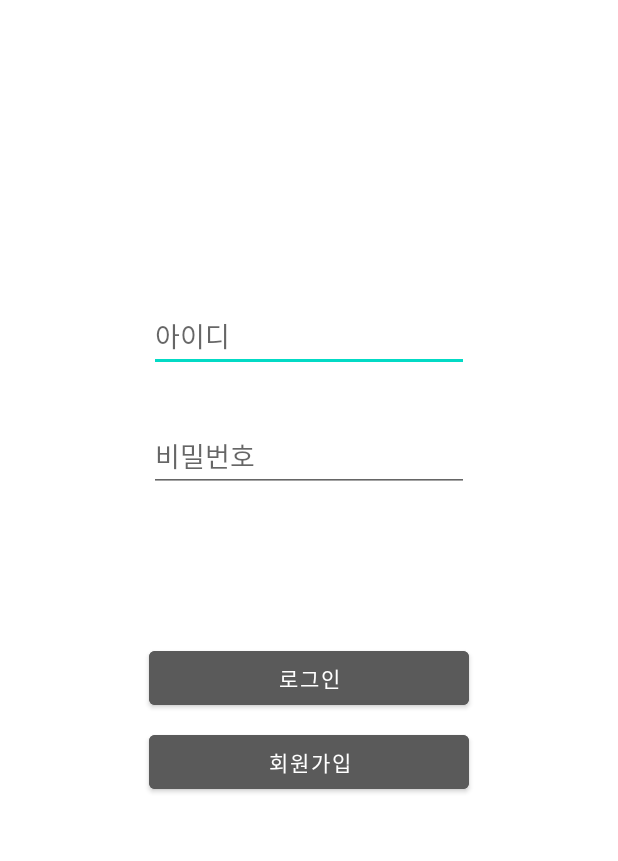
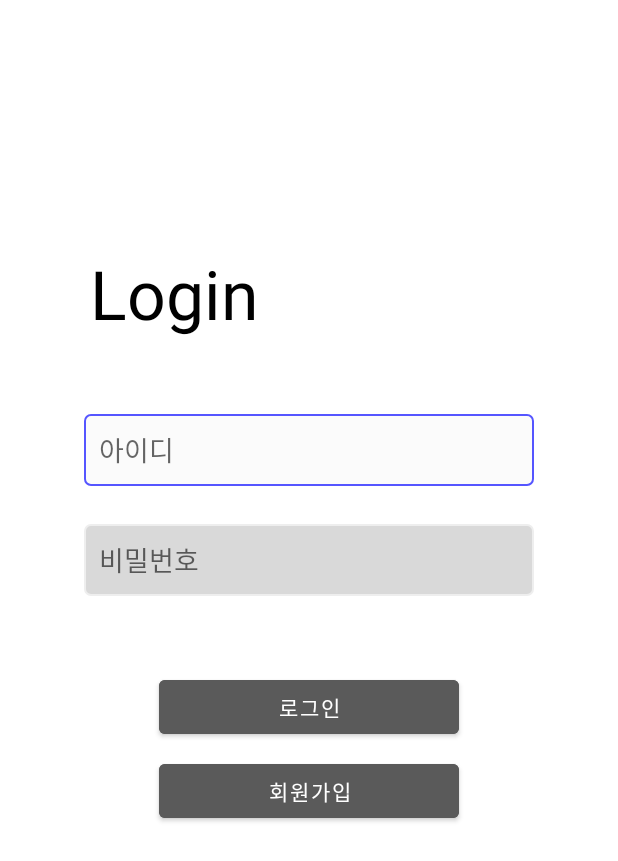
Before and after one commit to seo-00/Cage-Android, an Android app: the screen it shows after launch (loginActivity), on a phone screen of 412 x 824 dp. Shown: the top 861 px of the screen. Run offline under Robolectric (Android 15) with nearby library versions, the phone set to English and light mode, and no system bars; our stand-ins replace Volley.

Commit message:
update login design

```diff
--- /dev/null
+++ b/app/src/main/res/drawable/design_edit_text.xml
@@ -0,0 +1,25 @@
+<?xml version="1.0" encoding="utf-8"?>
+<selector xmlns:android="http://schemas.android.com/apk/res/android">
+    <item android:state_focused="true">
+        <shape xmlns:android="http://schemas.android.com/apk/res/android" android:shape="rectangle">
+            <stroke
+                android:width="1dp"
+                android:color="#5555FF" />
+            <corners android:radius="4dp"/>
+            <solid
+                android:color="@color/state_false_gray" />
+        </shape>
+    </item>
+
+
+    <item android:state_focused="false">
+        <shape xmlns:android="http://schemas.android.com/apk/res/android" android:shape="rectangle">
+            <stroke
+                android:width="1dp"
+                android:color="#EEEEEE" />
+            <corners android:radius="4dp"/>
+            <solid
+                android:color="@color/et_gray" />
+        </shape>
+    </item>
+</selector>
--- a/app/src/main/res/layout/activity_login.xml
+++ b/app/src/main/res/layout/activity_login.xml
@@ -3,54 +3,69 @@
     xmlns:app="http://schemas.android.com/apk/res-auto"
     xmlns:tools="http://schemas.android.com/tools"
     android:layout_width="match_parent"
-    android:layout_height="match_parent"
-    tools:context=".loginActivity">
+    android:layout_height="match_parent">
+
+    <TextView
+        android:id="@+id/tv_login"
+        android:layout_width="wrap_content"
+        android:layout_height="wrap_content"
+        android:textSize="45sp"
+        android:text="@string/login_en"
+        android:textColor="@color/black"
+        app:layout_constraintTop_toTopOf="parent"
+        app:layout_constraintStart_toStartOf="parent"
+        android:layout_marginTop="165dp"
+        android:layout_marginStart="60dp" />
 
     <EditText
         android:id="@+id/et_id"
-        android:layout_width="wrap_content"
+        android:layout_width="300dp"
         android:layout_height="wrap_content"
-        android:layout_marginStart="8dp"
-        android:layout_marginTop="200dp"
-        android:layout_marginEnd="8dp"
+        android:layout_marginTop="50dp"
+        android:background="@drawable/design_edit_text"
         android:ems="10"
-        android:hint="아이디"
+        android:hint="@string/id"
         android:inputType="textPersonName"
+        android:minHeight="48dp"
+        android:padding="10dp"
         app:layout_constraintEnd_toEndOf="parent"
         app:layout_constraintStart_toStartOf="parent"
-        app:layout_constraintTop_toTopOf="parent" />
+        app:layout_constraintTop_toBottomOf="@id/tv_login" />
 
     <EditText
         android:id="@+id/et_pw"
-        android:layout_width="wrap_content"
+        android:layout_width="300dp"
         android:layout_height="wrap_content"
-        android:layout_marginTop="32dp"
+        android:layout_marginTop="25dp"
+        android:background="@drawable/design_edit_text"
         android:ems="10"
-        android:hint="비밀번호"
+        android:hint="@string/pw"
         android:inputType="textPersonName"
+        android:minHeight="48dp"
+        android:padding="10dp"
         app:layout_constraintEnd_toEndOf="@+id/et_id"
         app:layout_constraintStart_toStartOf="@+id/et_id"
         app:layout_constraintTop_toBottomOf="@+id/et_id" />
 
     <Button
         android:id="@+id/btn_login"
-        android:layout_width="0dp"
+        android:layout_width="200dp"
         android:layout_height="wrap_content"
-        android:layout_marginTop="100dp"
-        android:backgroundTint="#5A5A5A"
-        android:text="로그인"
-        app:layout_constraintEnd_toEndOf="@+id/et_pw"
-        app:layout_constraintStart_toStartOf="@+id/et_pw"
+        android:layout_marginTop="50dp"
+        android:backgroundTint="@color/btn_gray"
+        android:text="@string/login"
+        app:layout_constraintEnd_toEndOf="parent"
+        app:layout_constraintStart_toStartOf="parent"
         app:layout_constraintTop_toBottomOf="@+id/et_pw" />
 
     <Button
         android:id="@+id/btn_register"
-        android:layout_width="0dp"
+        android:layout_width="200dp"
         android:layout_height="wrap_content"
         android:layout_marginTop="8dp"
-        android:backgroundTint="#5A5A5A"
-        android:text="회원가입"
-        app:layout_constraintEnd_toEndOf="@+id/btn_login"
+        android:backgroundTint="@color/btn_gray"
+        android:text="@string/signup"
         app:layout_constraintStart_toStartOf="@+id/btn_login"
         app:layout_constraintTop_toBottomOf="@+id/btn_login" />
+
 </androidx.constraintlayout.widget.ConstraintLayout>
--- a/app/src/main/res/values/colors.xml
+++ b/app/src/main/res/values/colors.xml
@@ -7,4 +7,8 @@
     <color name="teal_700">#FF018786</color>
     <color name="black">#FF000000</color>
     <color name="white">#FFFFFFFF</color>
+
+    <color name="et_gray">#D9D9D9</color>
+    <color name="state_false_gray">#FBFBFB</color>
+    <color name="btn_gray">#5A5A5A</color>
 </resources>
--- a/app/src/main/res/values/strings.xml
+++ b/app/src/main/res/values/strings.xml
@@ -1,3 +1,8 @@
 <resources>
     <string name="app_name">smart_cage_android</string>
+    <string name="login_en">Login</string>
+    <string name="login">로그인</string>
+    <string name="signup">회원가입</string>
+    <string name="id">아이디</string>
+    <string name="pw">비밀번호</string>
 </resources>
```
